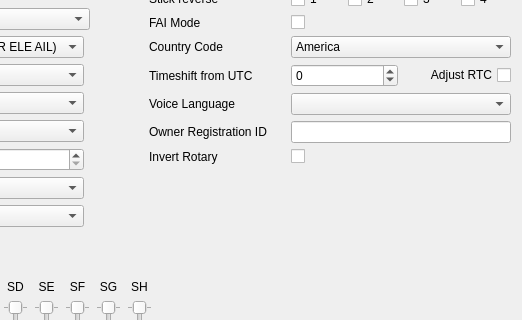
Above: companion/src/generaledit/generalsetup.ui from EdgeTX/edgetx before the change; both pictures show x 287 to 809 and y 443 to 763 of the 809 by 880 pixel window. Below: the same form after it.
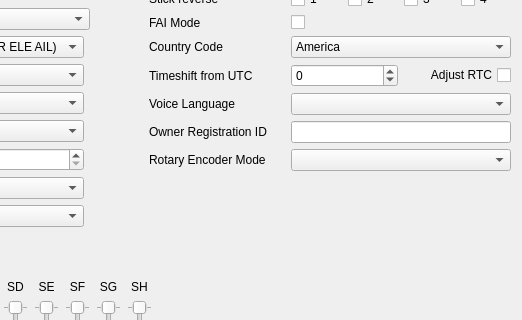
That is the form after the change.

Commit message: feat: More rotary encoder options for B&W screens (see #2045)

What changed in the file:
```diff
--- a/companion/src/generaledit/generalsetup.ui
+++ b/companion/src/generaledit/generalsetup.ui
@@ -1148,19 +1148,12 @@
      <item row="21" column="0">
       <widget class="QLabel" name="invertRotary_label">
        <property name="text">
-        <string>Invert Rotary</string>
+        <string>Rotary Encoder Mode</string>
        </property>
       </widget>
      </item>
      <item row="21" column="1">
-      <widget class="QCheckBox" name="invertRotary_CB">
-       <property name="toolTip">
-        <string>Invert the direction of the rotary encoder</string>
-       </property>
-       <property name="text">
-        <string/>
-       </property>
-      </widget>
+      <widget class="QComboBox" name="rotEncMode_CB"/>
      </item>
     </layout>
    </item>
```
Left out of the diff: 2 changed lines with no effect on the pictures. The commit also changes 52 other files.
